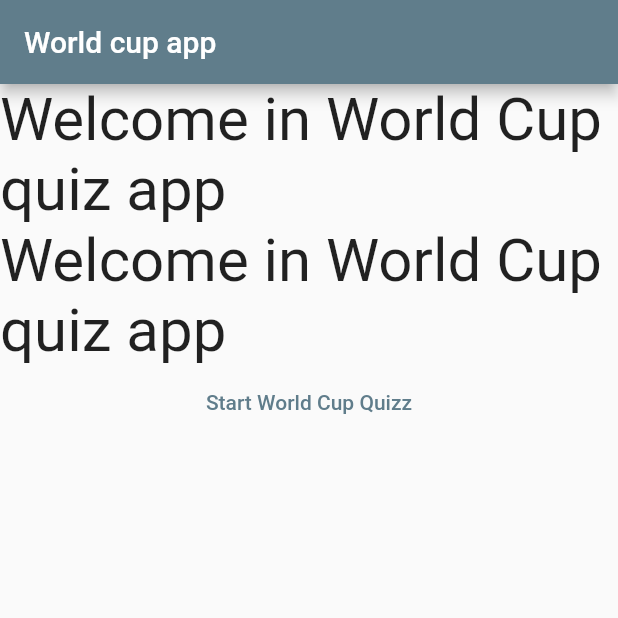
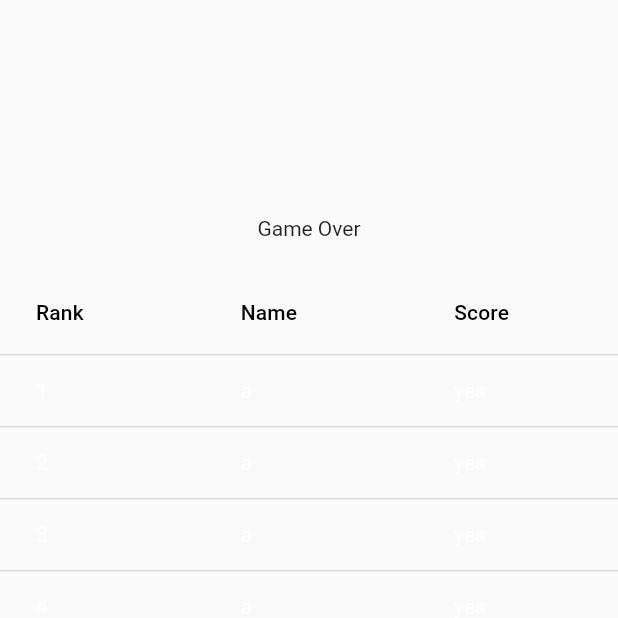
Before and after one commit to abdulaziz-essam/world_cup-game, a Flutter app: the MyHomePage screen opened directly, on a phone screen of 412 x 824 dp, the top half of it. Run offline on Flutter 3.47's test engine with Material 2 defaults, Android fonts, the phone set to English and light mode, and no system bars; missing offline and left inert: flag.

Commit message:
score widget

```diff
--- /dev/null
+++ b/lib/leaderboard/leaderboard.dart
@@ -0,0 +1,93 @@
+import 'package:flag/flag.dart';
+import 'package:flutter/cupertino.dart';
+import 'package:flutter/material.dart';
+import 'package:world_cup/landingPage.dart';
+
+
+
+void main() => runApp( Leaderboard());
+
+class Leaderboard extends StatelessWidget {
+
+
+  @override
+  Widget build(BuildContext context) {
+    return MaterialApp(
+      title: 'Flutter Demo',
+
+      home: MyHomePage(title: '',),
+    );
+  }
+}
+
+class MyHomePage extends StatefulWidget {
+  MyHomePage({Key? key, required this.title}) : super(key: key);
+
+  final String title;
+
+  @override
+  _MyHomePageState createState() => _MyHomePageState();
+}
+
+class _MyHomePageState extends State<MyHomePage> {
+  bool? displayFlagPicker;
+List score=[{"score":4 ,"name":"ahmad"},{"score":4 ,"name":"ahmad"},{"score":4 ,"name":"ahmad"},{"score":4 ,"name":"ahmad"}];
+
+  @override
+  Widget build(BuildContext context) {
+    return Scaffold(
+
+      body: Center(
+        child: Column(
+          mainAxisAlignment: MainAxisAlignment.center,
+          children: [
+            Text(
+              'Game Over',
+
+        ),
+
+             SizedBox(height: 20),
+            Container(
+              height: 500,
+              width: 500,
+              child: SingleChildScrollView(
+                child: DefaultTextStyle(
+                  style: const TextStyle(color: Colors.white),
+                  child: DataTable(
+                      dataTextStyle: const TextStyle(color: Colors.white),
+                      columns: const [
+                        DataColumn(
+                          label: Text('Rank'),
+                        ),
+                        DataColumn(
+                          label: Text('Name'),
+                        ),
+                        DataColumn(
+                          label: Text('Score'),
+                        ),
+                      ],
+                      rows: List.generate(score.length, (index) {
+                        final leaderboard = score[index];
+                        return DataRow(
+                          cells: [
+                            DataCell(Text('${index + 1}')),
+                            DataCell(Text(
+                              // leaderboard.name,
+"a"
+
+                              ),
+                            ),
+                            DataCell(Text("yes")),
+                        // leaderboard.score.toString())
+                          ],
+                        );
+                      })),
+                ),
+              ),
+            ),
+          ],
+        ),
+      ),
+    );
+  }
+}
--- a/lib/main.dart
+++ b/lib/main.dart
@@ -1,6 +1,6 @@
 import 'package:flutter/material.dart';
 import 'questions/questionsPage.dart';
-import 'animated_bottom_navigation_bar.dart';
+import './leaderboard/leaderboard.dart';
 import "./landingPage.dart";
 void main() {
   runApp(const MyApp());
@@ -20,7 +20,7 @@ class MyApp extends StatelessWidget {
           // When navigating to the "/" route, build the FirstScreen widget.
           '/': (context) => const MyHomePage(title: 'World cup app',),
           '/questions': (context) => const MainPage(title: 'quiz',),
-          '/second': (context) => LandingPage(),
+          '/second': (context) => Leaderboard(),
 
         },
       theme: ThemeData(
@@ -74,7 +74,7 @@ class _MyHomePageState extends State<MyHomePage> {
             ),
         Container(
 
-          child: Text("Welcome in World Cup quiz app",style: TextStyle(fontSize: 40),),
+          child: Image.asset("images/worldcuplogo.png",height: 500,width: 800,)
 
         ),
         Container(
--- /dev/null
+++ b/lib/score/score.dart
@@ -0,0 +1,10 @@
+class score{
+  int user_score=0;
+  setUserScore(score){
+    this.user_score=score;
+  }
+  getUserScore(){
+    return this.user_score;
+  }
+
+}
--- a/pubspec.yaml
+++ b/pubspec.yaml
@@ -62,7 +62,8 @@ flutter:
   # included with your application, so that you can use the icons in
   # the material Icons class.
   uses-material-design: true
-
+  assets:
+    - images/
   # To add assets to your application, add an assets section, like this:
   # assets:
   #   - images/a_dot_burr.jpeg
```
Also changed, not shown: lib/countries/argentina.dart (added, +7 -0 lines), lib/landingPage.dart (+41 -16 lines), lib/questions/questions.dart (+18 -4 lines), lib/questions/questionsPage.dart (+7 -2 lines), images/messi.png (added), images/worldcuplogo.png (added), images/worldcuplogo.svg (added).
